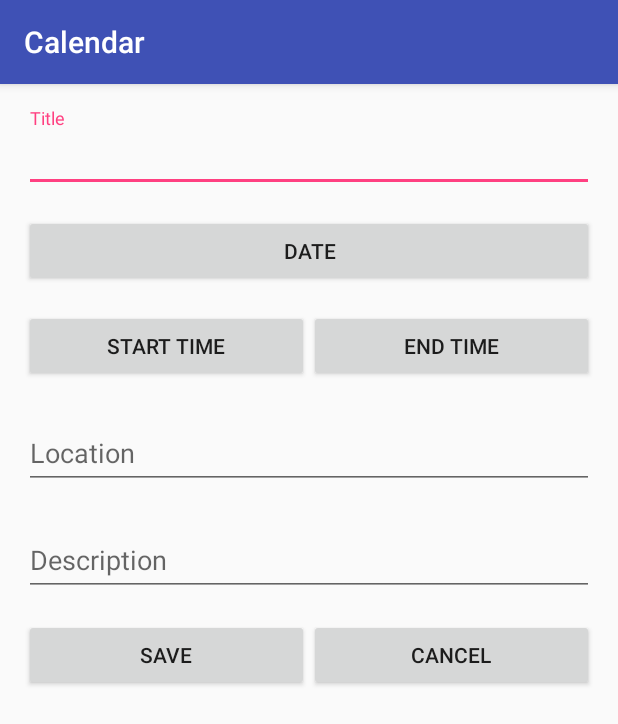
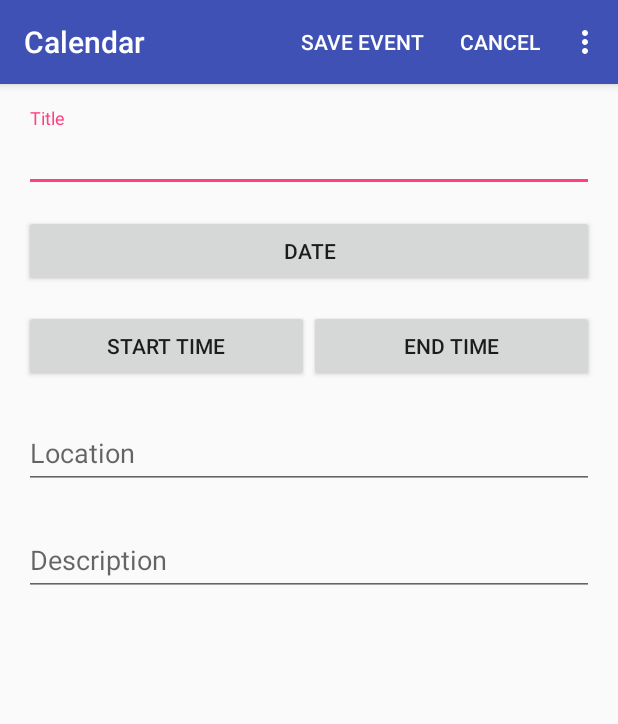
Before and after one commit to ameerak01/CalendarProject_Team4, an Android app: the EditEvent screen opened directly, with no data from a screen before it, on a phone screen of 412 x 824 dp. Shown: the top 724 px of the screen. Run offline under Robolectric (Android 15) with nearby library versions, the phone set to English and light mode, and no system bars; 6 statements that could not run were skipped.

Commit message:
EditEvent done

```diff
--- a/app/src/main/res/layout/activity_edit_event.xml
+++ b/app/src/main/res/layout/activity_edit_event.xml
@@ -82,33 +82,5 @@
                 android:hint="Description" />
         </android.support.design.widget.TextInputLayout>
 
-        <RelativeLayout
-            android:layout_width="match_parent"
-            android:layout_height="wrap_content"
-            android:layout_marginTop="15dp">
-
-            <LinearLayout
-                android:layout_width="match_parent"
-                android:layout_height="wrap_content"
-                android:gravity="bottom"
-                android:orientation="horizontal">
-
-                <Button
-                    android:id="@+id/save"
-                    android:layout_width="0dp"
-                    android:layout_height="wrap_content"
-                    android:layout_weight="1"
-                    android:text="Save" />
-
-                <Button
-                    android:id="@+id/cancel"
-                    android:layout_width="0dp"
-                    android:layout_height="wrap_content"
-                    android:layout_weight="1"
-                    android:text="Cancel" />
-            </LinearLayout>
-
-        </RelativeLayout>
-
     </LinearLayout>
 </ScrollView>
--- /dev/null
+++ b/app/src/main/res/menu/edit_event_menu.xml
@@ -0,0 +1,21 @@
+<?xml version="1.0" encoding="utf-8"?>
+<menu xmlns:android="http://schemas.android.com/apk/res/android"
+    xmlns:app="http://schemas.android.com/apk/res-auto">
+
+    <item
+        android:id="@+id/menu_item_save_event"
+        android:title="Save Event"
+        app:showAsAction="ifRoom|withText" />
+
+    <item
+        android:id="@+id/menu_item_cancel"
+        android:title="Cancel"
+        app:showAsAction="ifRoom|withText" />
+
+    <item
+        android:id="@+id/menu_item_delete_event"
+        android:icon="@mipmap/ic_delete"
+        android:title="Delete Event"
+        app:showAsAction="ifRoom|withText" />
+
+</menu>
```
Also changed, not shown: app/src/main/java/com/example/ameerak/calendarproject_team4/EditEvent.java (+162 -51 lines), app/src/main/res/mipmap-hdpi/ic_delete.png (added), app/src/main/res/mipmap-mdpi/ic_delete.png (added), app/src/main/res/mipmap-xhdpi/ic_delete.png (added), app/src/main/res/mipmap-xxhdpi/ic_delete.png (added), app/src/main/res/mipmap-xxxhdpi/ic_delete.png (added).
